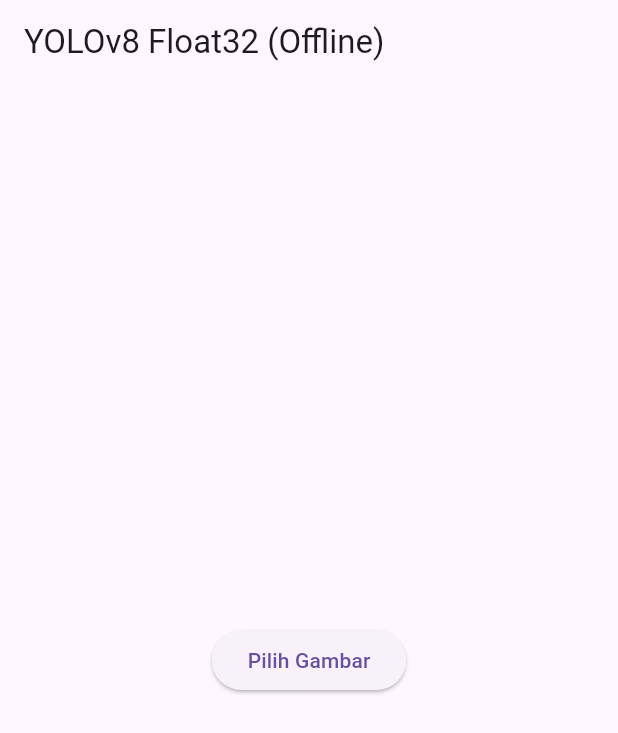
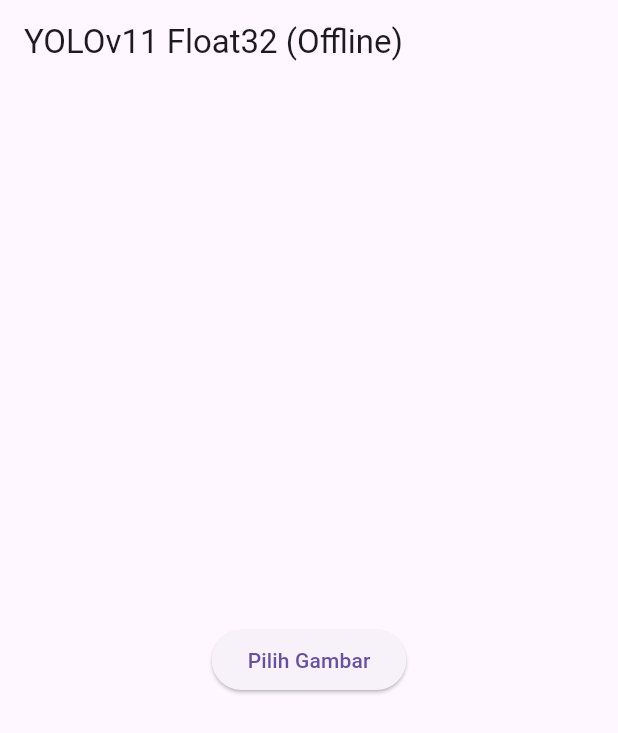
Before and after one commit to Edwin811/YoloV11-Electronic-Detection, a Flutter app: the screen it shows after launch, on a phone screen of 412 x 824 dp. Shown: the top 733 px of the screen. Run offline on Flutter 3.47's test engine with Material 3 defaults, Android fonts, the phone set to English and light mode, and no system bars; our stand-ins replace image_picker; missing offline and left inert: tflite_flutter.

Commit message:
Update YoloV11

```diff
--- a/lib/main.dart
+++ b/lib/main.dart
@@ -191,7 +191,7 @@ class _HomePageState extends State<HomePage> {
   @override
   Widget build(BuildContext context) {
     return Scaffold(
-      appBar: AppBar(title: Text('YOLOv8 Float32 (Offline)')),
+      appBar: AppBar(title: Text('YOLOv11 Float32 (Offline)')),
       body: Center(
         child: Column(
           mainAxisAlignment: MainAxisAlignment.center,
```
